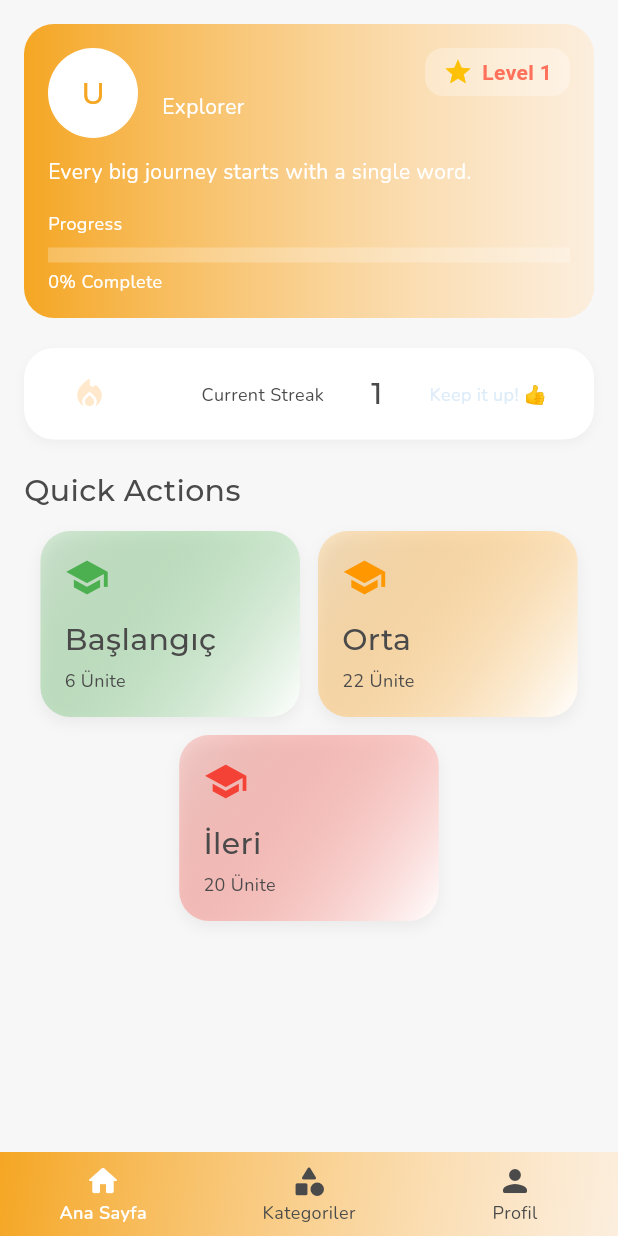
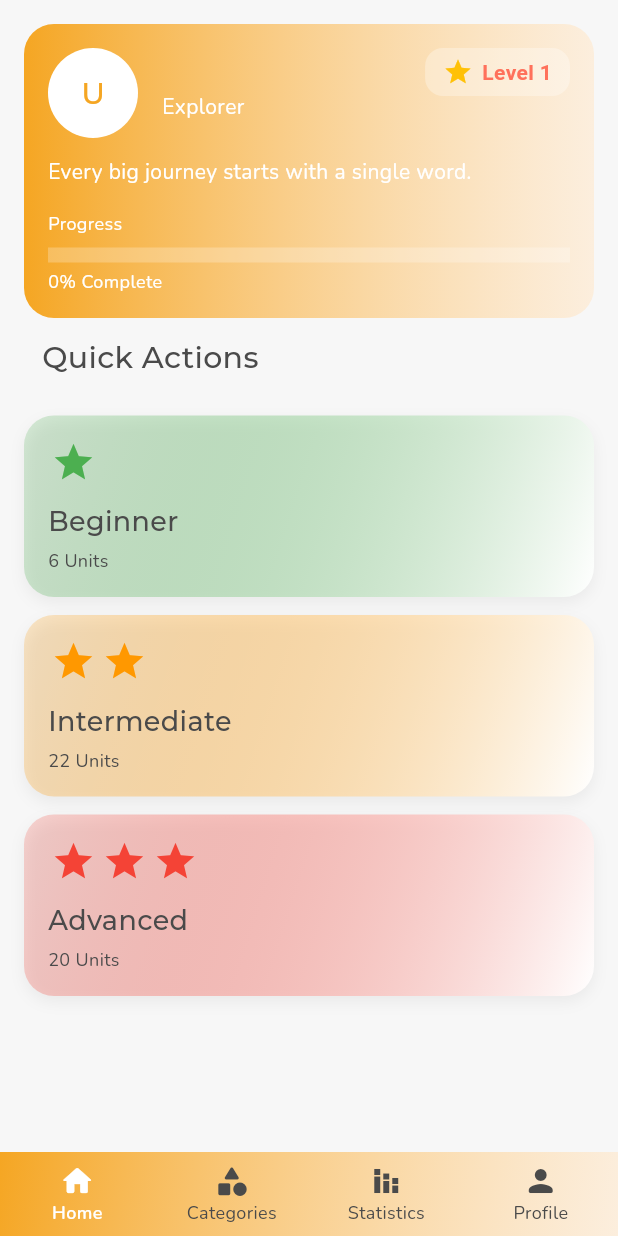
Before and after one commit to selinguz/prepWords, a Flutter app: the HomePage screen opened by its route, on a phone screen of 412 x 824 dp. Run offline on Flutter 3.47's test engine with Material 3 defaults, Android fonts, the phone set to English and light mode, and no system bars; our stand-ins replace cloud_firestore, firebase_auth, firebase_core, shared_preferences; missing offline and left inert: flutter_flip_card; accounts and stored records are empty.

Commit message:
bazı görsel düzenlemeler yapıldı, istatistik sayfası başlandıé ,

```diff
--- a/lib/models/word.dart
+++ b/lib/models/word.dart
@@ -1,4 +1,4 @@
-enum WordStatus { unknown, unsure, known }
+enum WordStatus { unknown, unsure, known, none }
 
 class WordModel {
   final String englishWord;
--- a/lib/pages/home_page.dart
+++ b/lib/pages/home_page.dart
@@ -5,6 +5,7 @@ import 'package:prep_words/data/level_data.dart';
 import 'package:prep_words/pages/levels_page.dart';
 import 'package:prep_words/pages/categories_content.dart';
 import 'package:prep_words/pages/profile_content.dart';
+import 'package:prep_words/pages/statistics_content.dart';
 import 'package:shared_preferences/shared_preferences.dart';
 import 'package:prep_words/models/word.dart'; // WordStatus için
 
@@ -109,15 +110,19 @@ class _HomePageState extends State<HomePage> {
           items: const [
             BottomNavigationBarItem(
               icon: Icon(Icons.home_rounded),
-              label: 'Ana Sayfa',
+              label: 'Home',
             ),
             BottomNavigationBarItem(
               icon: Icon(Icons.category_rounded),
-              label: 'Kategoriler',
+              label: 'Categories',
+            ),
+            BottomNavigationBarItem(
+              icon: Icon(Icons.stacked_bar_chart),
+              label: 'Statistics',
             ),
             BottomNavigationBarItem(
               icon: Icon(Icons.person_rounded),
-              label: 'Profil',
+              label: 'Profile',
             ),
           ],
         ),
@@ -223,10 +228,8 @@ class _HomePageState extends State<HomePage> {
                   ],
                 ),
               ),
-              SizedBox(height: 20),
 
-              // ------------------ İstatistik Kartları ------------------
-              Row(
+              /* Row(
                 children: [
                   Expanded(
                     child: Container(
@@ -257,54 +260,59 @@ class _HomePageState extends State<HomePage> {
                   ),
                 ],
               ),
-
-              SizedBox(height: 20),
+ */
 
               // ------------------ Quick Actions ------------------
-              Text('Quick Actions', style: headingMedium),
+              Padding(
+                padding: const EdgeInsets.all(12.0),
+                child: Text('Quick Actions', style: headingMedium),
+              ),
               SizedBox(height: 12),
 
 // Kartları sarmalayan Wrap
               Wrap(
-                spacing: 12,
+                spacing: 22,
                 runSpacing: 12,
-                alignment: WrapAlignment.center,
+                alignment: WrapAlignment.start,
                 children: [
                   SizedBox(
-                    width: MediaQuery.of(context).size.width * 0.42,
+                    width: MediaQuery.of(context).size.width,
                     child: _levelCard(
-                        'Başlangıç', '6 Ünite', Icons.school, Colors.green, () {
+                        'Beginner', '6 Units', Icons.star, Colors.green, () {
                       Navigator.push(
                         context,
                         MaterialPageRoute(
                           builder: (_) => LevelsPage(
-                              level: 1, levelName: 'Başlangıç', unitCount: 6),
+                              level: 1, levelName: 'Beginner', unitCount: 6),
                         ),
                       );
                     }),
                   ),
                   SizedBox(
-                    width: MediaQuery.of(context).size.width * 0.42,
+                    width: MediaQuery.of(context).size.width,
                     child: _levelCard(
-                        'Orta', '22 Ünite', Icons.school, Colors.orange, () {
+                        'Intermediate', '22 Units', Icons.star, Colors.orange,
+                        () {
                       Navigator.push(
                         context,
                         MaterialPageRoute(
                           builder: (_) => LevelsPage(
-                              level: 2, levelName: 'Orta', unitCount: 22),
+                              level: 2,
+                              levelName: 'Intermediate',
+                              unitCount: 22),
                         ),
                       );
                     }),
                   ),
                   SizedBox(
-                    width: MediaQuery.of(context).size.width * 0.42,
+                    width: MediaQuery.of(context).size.width,
                     child: _levelCard(
-                        'İleri', '20 Ünite', Icons.school, Colors.red, () {
+                        'Advanced', '20 Units', Icons.star, Colors.red, () {
                       Navigator.push(
                         context,
                         MaterialPageRoute(
                           builder: (_) => LevelsPage(
-                              level: 3, levelName: 'İleri', unitCount: 20),
+                              level: 3, levelName: 'Advanced', unitCount: 20),
                         ),
                       );
                     }),
@@ -318,6 +326,8 @@ class _HomePageState extends State<HomePage> {
       );
     } else if (_selectedIndex == 1) {
       return CategoriesContent();
+    } else if (_selectedIndex == 2) {
+      return StatisticsContent();
     } else {
       return ProfileContent(
         onNameUpdated: (newName) {
@@ -332,7 +342,8 @@ class _HomePageState extends State<HomePage> {
     return GestureDetector(
       onTap: onTap,
       child: Container(
-        width: 140, // sabit genişlik, ekran dışına taşmasın
+        width: MediaQuery.sizeOf(context)
+            .width, // sabit genişlik, ekran dışına taşmasın
         padding: EdgeInsets.all(16),
         decoration: BoxDecoration(
           gradient: LinearGradient(
@@ -352,9 +363,26 @@ class _HomePageState extends State<HomePage> {
         child: Column(
           crossAxisAlignment: CrossAxisAlignment.start,
           children: [
-            Icon(icon, color: color, size: 30),
+            Row(
+              mainAxisAlignment: MainAxisAlignment.start,
+              children: List.generate(
+                title == 'Beginner'
+                    ? 1
+                    : title == 'Intermediate'
+                        ? 2
+                        : 3, // kaç ikon olacağını seviyeye göre belirliyoruz
+                (index) => Padding(
+                  padding: const EdgeInsets.symmetric(horizontal: 2),
+                  child: Icon(
+                    icon, // senin yukarıda verdiğin icon parametresi
+                    color: color,
+                    size: 30,
+                  ),
+                ),
+              ),
+            ),
             SizedBox(height: 12),
-            Text(title, style: headingMedium),
+            Text(title, style: headingMedium.copyWith(fontSize: 18)),
             SizedBox(height: 4),
             Text(subtitle, style: bodySmall),
           ],
--- a/lib/pages/levels_page.dart
+++ b/lib/pages/levels_page.dart
@@ -109,7 +109,7 @@ class _LevelsPageState extends State<LevelsPage> {
           child: Column(
             children: [
               Text(
-                'Ünite $globalUnit Kelimeleri',
+                'Unit $globalUnit Words',
                 style: headingMedium,
               ),
               SizedBox(height: 16),
--- a/lib/pages/profile_content.dart
+++ b/lib/pages/profile_content.dart
@@ -115,7 +115,8 @@ class _ProfileContentState extends State<ProfileContent> {
           ),
         ],
       ),
-      body: Padding(
+      body: SingleChildScrollView(
+        child: Padding(
           padding: const EdgeInsets.all(16.0),
           child: Column(
             children: [
@@ -201,6 +202,7 @@ class _ProfileContentState extends State<ProfileContent> {
             ],
           ),
         ),
+      ),
     );
   }
 
```
Also changed, not shown: lib/pages/statistics_content.dart (added, +10 -0 lines), lib/pages/words_page.dart (+44 -22 lines), 4 other files. Lines whose indentation alone changed are shown as unchanged.
